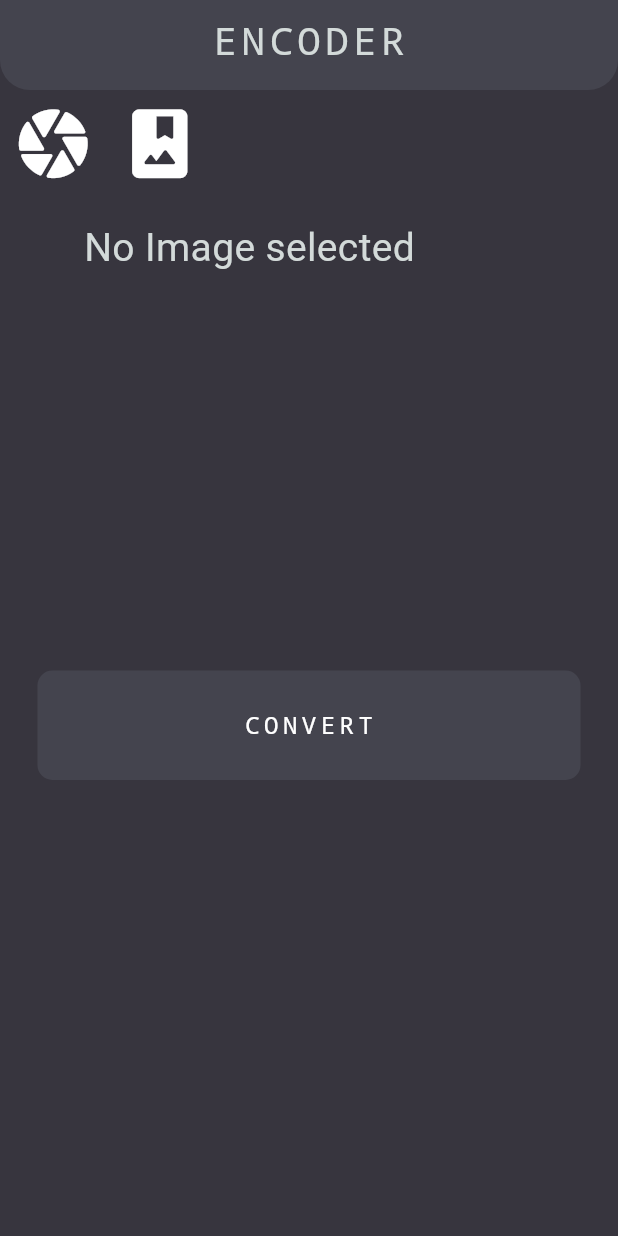
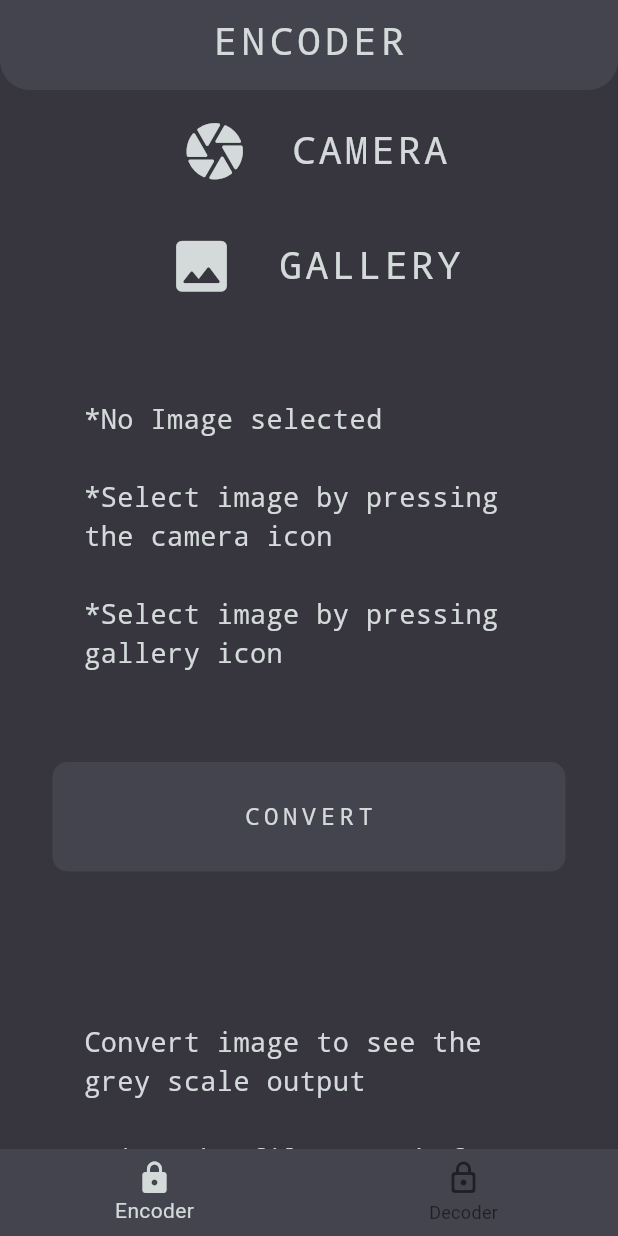
Before and after one commit to AniDevWired/convert_io, a Flutter app: the screen it shows after launch, on a phone screen of 412 x 824 dp. Run offline on Flutter 3.47's test engine with Material 3 defaults, Android fonts, the light colour scheme and no system bars; our stand-ins replace audioplayers, file_picker, image_picker.

Commit message:
added decoder

```diff
--- a/lib/constants/constant.dart
+++ b/lib/constants/constant.dart
@@ -1,21 +1,6 @@
 import 'package:flutter/material.dart';
 
-ThemeData darkMode = ThemeData(
-  useMaterial3: true,
-  colorScheme: ColorScheme.dark(
-    // The deepest shade for the overall app surface
-    surface: const Color.fromRGBO(55, 53, 62, 1),
-
-    // The muted red for buttons and primary actions
-    primary: const Color.fromRGBO(113, 90, 90, 1),
-
-    // The medium grey for secondary UI like cards or sidebars
-    secondary: const Color.fromRGBO(68, 68, 78, 1),
-
-    // The light grey for high-contrast text and icons
-    tertiary: const Color.fromRGBO(211, 218, 217, 1),
-
-    // A lighter version of primary for 'on-primary' content
-    inversePrimary: const Color.fromRGBO(211, 218, 217, 0.8),
-  ),
-);
+final Color surface = const Color.fromRGBO(55, 53, 62, 1);
+final Color primary = const Color.fromRGBO(113, 90, 90, 1);
+final Color secondary = Color.fromRGBO(68, 68, 78, 1);
+final Color tertiary = Color.fromRGBO(211, 218, 217, 1);
--- a/lib/main.dart
+++ b/lib/main.dart
@@ -1,5 +1,5 @@
 import 'package:convert_io/constants/constant.dart';
-import 'package:convert_io/pages/encoder_page.dart';
+import 'package:convert_io/utils/bottom_nav_bar.dart';
 import 'package:flutter/material.dart';
 
 void main() {
@@ -13,8 +13,7 @@ class MyApp extends StatelessWidget {
   Widget build(BuildContext context) {
     return MaterialApp(
       debugShowCheckedModeBanner: false,
-      theme: darkMode,
-      home: EncoderPage()
+      home: BottomNavBar(),
     );
   }
 }
--- a/lib/pages/encoder_page.dart
+++ b/lib/pages/encoder_page.dart
@@ -3,9 +3,11 @@ import 'dart:typed_data';
 import 'dart:ui' as ui;
 
 import 'package:audioplayers/audioplayers.dart';
+import 'package:convert_io/constants/constant.dart';
 import 'package:convert_io/engine/wav_buffer_engine.dart';
 import 'package:convert_io/utils/my_custom_appbar.dart';
 import 'package:convert_io/utils/my_custom_button.dart';
+import 'package:convert_io/utils/my_custom_text_field.dart';
 import 'package:flutter/material.dart';
 import 'package:image_picker/image_picker.dart';
 import 'package:path_provider/path_provider.dart';
@@ -32,36 +34,73 @@ class _EncoderPageState extends State<EncoderPage> {
 
   final player = AudioPlayer();
 
+  String filePath = "";
+
+  TextEditingController fileName = TextEditingController();
+
   @override
   Widget build(BuildContext context) {
     return Scaffold(
       appBar: MyCustomAppbar(title: "ENCODER"),
-      backgroundColor: Theme.of(context).colorScheme.surface,
+      backgroundColor: surface,
       body: SafeArea(
         child: SingleChildScrollView(
+          child: Padding(
+            padding: const EdgeInsets.all(10),
             child: Column(
               children: [
-              // icons -->
+                // controls like cam and gal
+                // cam -->
                 Row(
+                  mainAxisAlignment: MainAxisAlignment.center,
                   children: [
                     IconButton(
                       onPressed: () {
                         pickImageFromCam();
                       },
                       icon: Icon(Icons.camera_rounded),
-                    iconSize: 55,
+                      iconSize: 45,
+                      color: tertiary,
                     ),
-                  IconButton(
-                    onPressed: () {
-                      pickImageFromGallery();
-                    },
-                    icon: Icon(Icons.photo_album_rounded),
-                    iconSize: 55,
+                    SizedBox(width: 20),
+                    Text(
+                      "CAMERA",
+                      style: TextStyle(
+                        fontSize: 26,
+                        fontFamily: "monospace",
+                        letterSpacing: 2,
+                        color: tertiary,
+                      ),
                     ),
                   ],
                 ),
 
                 const SizedBox(height: 16),
+
+                // gal -->
+                Row(
+                  mainAxisAlignment: MainAxisAlignment.center,
+                  children: [
+                    IconButton(
+                      onPressed: () {
+                        pickImageFromGallery();
+                      },
+                      icon: Icon(Icons.image_rounded),
+                      iconSize: 45,
+                      color: tertiary,
+                    ),
+                    SizedBox(width: 20),
+                    Text(
+                      "GALLERY",
+                      style: TextStyle(
+                        fontSize: 26,
+                        fontFamily: "monospace",
+                        letterSpacing: 2,
+                        color: tertiary,
+                      ),
+                    ),
+                  ],
+                ),
 
                 // image preview -->
                 SizedBox(
@@ -69,11 +108,14 @@ class _EncoderPageState extends State<EncoderPage> {
                   width: 300,
                   child: _imageFile != null
                       ? Image.file(_imageFile!)
-                    : Text(
-                        "No Image selected",
+                      : Center(
+                          child: Text(
+                            "*No Image selected\n\n*Select image by pressing the camera icon\n\n*Select image by pressing gallery icon",
                             style: TextStyle(
-                          fontSize: 26,
-                          color: Theme.of(context).colorScheme.tertiary,
+                              fontSize: 18,
+                              fontFamily: "monospace",
+                              color: tertiary,
+                            ),
                           ),
                         ),
                 ),
@@ -88,14 +130,62 @@ class _EncoderPageState extends State<EncoderPage> {
                 SizedBox(
                   height: 300,
                   width: 300,
-                child: RawImage(image: _processedImage, fit: BoxFit.contain),
+                  child: _processedImage == null
+                      ? Center(
+                          child: Text(
+                            "Convert image to see the grey scale output\n\nWrite the file name before saving",
+                            style: TextStyle(
+                              fontSize: 18,
+                              fontFamily: "monospace",
+                              color: tertiary,
+                            ),
+                          ),
+                        )
+                      : RawImage(image: _processedImage, fit: BoxFit.contain),
                 ),
                 SizedBox(height: 16),
-              // play btn
-              MyCustomButton(text: "Play Audio", onTap: wavBytes == null ? null : playAudio),
-              // save btn
-              MyCustomButton(text: "Save audio", onTap: wavBytes == null ? null : saveAudio)
+                // play btn -->
+                MyCustomButton(
+                  text: "Play Audio",
+                  onTap: wavBytes == null ? null : playAudio,
+                ),
+
+                SizedBox(height: 16),
+
+                // stop btn -->
+                MyCustomButton(text: "Stop Audio", onTap: stopAudio),
+
+                SizedBox(height: 16),
+
+                MyCustomTextField(
+                  hintText: "Enter file name before saving",
+                  obscureText: false,
+                  controller: fileName,
+                  enableSuggestions: false,
+                ),
+
+                SizedBox(height: 16),
+
+                // save btn -->
+                MyCustomButton(
+                  text: "Save Audio",
+                  onTap: wavBytes == null ? null : saveAudio,
+                ),
+
+                SizedBox(height: 16),
+
+                Text(
+                  filePath.isEmpty
+                      ? "No wav was generated"
+                      : "Audio saved to $filePath",
+                  style: TextStyle(
+                    fontSize: 16,
+                    color: tertiary,
+                    fontFamily: "monospace",
+                  ),
+                ),
               ],
+            ),
           ),
         ),
       ),
@@ -128,9 +218,13 @@ class _EncoderPageState extends State<EncoderPage> {
     });
 
     try {
-      ui.Image processedImage = await GreyscaleEngine.applyGreyscale(_imageFile!);
+      ui.Image processedImage = await GreyscaleEngine.applyGreyscale(
+        _imageFile!,
+      );
 
-      wavBytes = await WavBufferEngine.fromGreyScaleImageToWavBytes(processedImage);
+      wavBytes = await WavBufferEngine.fromGreyScaleImageToWavBytes(
+        processedImage,
+      );
 
       setState(() {
         _processedImage = processedImage;
@@ -150,14 +244,20 @@ class _EncoderPageState extends State<EncoderPage> {
   Future<void> saveAudio() async {
     final dir = await getExternalStorageDirectory();
 
-    final file = File("${dir!.path}/output.wav");
+    if (fileName.text.isEmpty) {
+      fileName.text = "BRO TOLD YOU TO ENTER THE FILE NAME BRUHH";
+    }
+
+    final file = File("${dir!.path}/${fileName.text}.wav");
 
     await file.writeAsBytes(wavBytes!);
 
-    ScaffoldMessenger.of(context).showSnackBar(
-      SnackBar(
-        content: Text("Audio saved to ${file.path}"),
-      ),
-    );
+    setState(() {
+      filePath = file.path;
+    });
+  }
+
+  Future<void> stopAudio() async {
+    await player.stop();
   }
 }
--- /dev/null
+++ b/lib/utils/bottom_nav_bar.dart
@@ -0,0 +1,43 @@
+import 'package:convert_io/constants/constant.dart';
+import 'package:convert_io/pages/decoder_page.dart';
+import 'package:convert_io/pages/encoder_page.dart';
+import 'package:flutter/material.dart';
+
+class BottomNavBar extends StatefulWidget {
+  const BottomNavBar({super.key});
+
+  @override
+  State<BottomNavBar> createState() => _BottomNavBarState();
+}
+
+class _BottomNavBarState extends State<BottomNavBar> {
+  int currentIndex = 0;
+  List pages = const [EncoderPage(), DecoderPage()];
+
+  @override
+  Widget build(BuildContext context) {
+    return Scaffold(
+      bottomNavigationBar: BottomNavigationBar(
+        backgroundColor: secondary,
+        selectedItemColor: tertiary,
+        onTap: (index) {
+          setState(() {
+            currentIndex = index;
+          });
+        },
+        currentIndex: currentIndex,
+        items: [
+          BottomNavigationBarItem(
+            icon: Icon(Icons.lock_rounded),
+            label: "Encoder",
+          ),
+          BottomNavigationBarItem(
+            icon: Icon(Icons.lock_outline_rounded),
+            label: "Decoder",
+          ),
+        ],
+      ),
+      body: pages[currentIndex],
+    );
+  }
+}
--- a/lib/utils/my_custom_appbar.dart
+++ b/lib/utils/my_custom_appbar.dart
@@ -1,6 +1,7 @@
+import 'package:convert_io/constants/constant.dart';
 import 'package:flutter/material.dart';
 
-class MyCustomAppbar extends StatelessWidget implements PreferredSizeWidget{
+class MyCustomAppbar extends StatelessWidget implements PreferredSizeWidget {
   final String title;
   const MyCustomAppbar({super.key, required this.title});
 
@@ -11,18 +12,16 @@ class MyCustomAppbar extends StatelessWidget implements PreferredSizeWidget{
         title,
         style: TextStyle(
           fontSize: 26,
-          color: Theme.of(context).colorScheme.tertiary,
+          color: tertiary,
           fontFamily: "monospace",
-          letterSpacing: 3
+          letterSpacing: 3,
         ),
       ),
       centerTitle: true,
       shape: RoundedRectangleBorder(
-        borderRadius: BorderRadius.vertical(
-          bottom: Radius.circular(20)
-        )
+        borderRadius: BorderRadius.vertical(bottom: Radius.circular(20)),
       ),
-      backgroundColor: Theme.of(context).colorScheme.secondary,
+      backgroundColor: secondary,
     );
   }
 
--- a/lib/utils/my_custom_button.dart
+++ b/lib/utils/my_custom_button.dart
@@ -1,4 +1,6 @@
 import 'package:flutter/material.dart';
+
+import '../constants/constant.dart';
 
 class MyCustomButton extends StatelessWidget {
   final String text;
@@ -11,7 +13,7 @@ class MyCustomButton extends StatelessWidget {
       onTap: onTap,
       child: Container(
         decoration: BoxDecoration(
-          color: Theme.of(context).colorScheme.secondary,
+          color: secondary,
           borderRadius: BorderRadius.circular(10),
         ),
         padding: const EdgeInsets.all(25),
@@ -23,6 +25,7 @@ class MyCustomButton extends StatelessWidget {
               fontFamily: "monospace",
               fontSize: 16,
               letterSpacing: 3,
+              color: tertiary
             ),
           ),
         ),
--- a/pubspec.yaml
+++ b/pubspec.yaml
@@ -37,6 +37,7 @@ dependencies:
   image_picker: ^1.2.1
   audioplayers: ^6.5.1
   path_provider: ^2.1.5
+  file_picker: ^10.3.10
 
 dev_dependencies:
   flutter_test:
```
Also changed, not shown: lib/engine/greyscale_engine.dart (+4 -5 lines), lib/engine/wav_buffer_engine.dart (+24 -6 lines), lib/engine/wav_decoder_image_engine.dart (added, +102 -0 lines), lib/pages/decoder_page.dart (added, +145 -0 lines), lib/utils/my_custom_text_field.dart (added, +58 -0 lines), pubspec.lock. Lines whose indentation alone changed are shown as unchanged.
